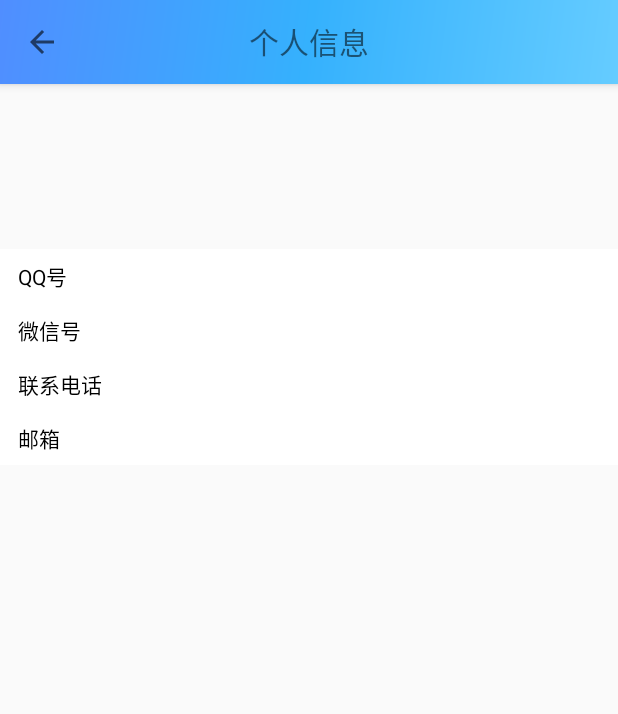
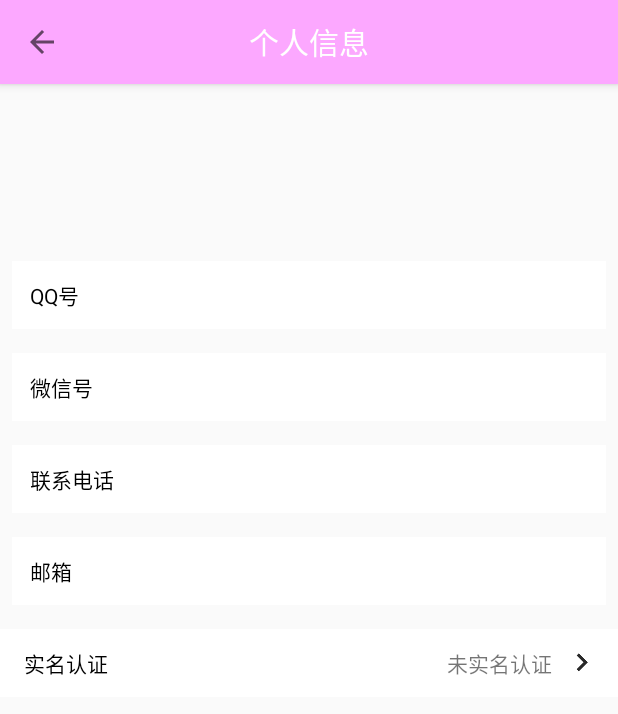
Before and after one commit to LinZong/FindLostThings, an Android app: the ShowOrChangeUserInfo screen opened directly, with no data from a screen before it, on a phone screen of 412 x 824 dp. Shown: the top 714 px of the screen. Run offline under Robolectric (Android 15) with nearby library versions, the phone set to English and light mode, and no system bars; our stand-ins replace CircleImageView; libraries missing offline, so code that uses them is left out: cn.jpush.android, com.tencent.connect, com.tencent.cos, com.tencent.qcloud, com.tencent.tauth and 1 more; pictures from the network do not load; 1 statement that could not run was skipped.

Commit message:
完成个人信息界面展示

```diff
--- a/app/src/main/java/misaka/nemesiss/com/findlostthings/Activity/ShowOrChangeUserInfo.java
+++ b/app/src/main/java/misaka/nemesiss/com/findlostthings/Activity/ShowOrChangeUserInfo.java
@@ -9,6 +9,7 @@ import android.widget.EditText;
 import android.widget.ImageView;
 import android.widget.Switch;
 import android.support.v7.widget.Toolbar;
+import android.widget.TextView;
 import com.bumptech.glide.Glide;
 import misaka.nemesiss.com.findlostthings.Application.FindLostThingsApplication;
 import misaka.nemesiss.com.findlostthings.Model.UserAccount;
@@ -29,11 +30,31 @@ public class ShowOrChangeUserInfo extends AppCompatActivity
         ConstraintLayout weChat=( ConstraintLayout)findViewById(R.id.weChat);
         ConstraintLayout tel=( ConstraintLayout)findViewById(R.id.tel);
         ConstraintLayout email=( ConstraintLayout)findViewById(R.id.email);
+        ConstraintLayout realNameAuthentication=(ConstraintLayout)findViewById(R.id.RealNameAuthentication);
+        TextView realNameText=(TextView)findViewById(R.id.realNameText);
+        ImageView imageView1=(ImageView)findViewById(R.id.imageView);
+
         UserAccount userAccount= FindLostThingsApplication.getUserService().getUserAccount();
         Glide.with(ShowOrChangeUserInfo.this)
                 .load(userAccount.getImageUrl())
                 .into(imageView);
         AppUtils.ToolbarShowReturnButton(this,toolbar);
+
+        int realPersonValid=FindLostThingsApplication.getUserService().getMyProfile().getRealPersonValid();
+        switch (realPersonValid)
+        {
+            case 0://未认证
+                realNameText.setText("未实名认证");
+                imageView1.setImageResource(R.drawable.ic_keyboard_arrow_right_black_24dp);
+                break;
+            case 1://已认证
+                realNameText.setText("实名认证成功");
+                break;
+            case 2://认证失败
+                realNameText.setText("实名认证失败");
+                imageView1.setImageResource(R.drawable.ic_keyboard_arrow_right_black_24dp);
+                break;
+        }
 
     }
 
@@ -48,4 +69,5 @@ public class ShowOrChangeUserInfo extends AppCompatActivity
         }
         return  true;
     }
+
 }
--- a/app/src/main/java/misaka/nemesiss/com/findlostthings/Services/User/UserService.java
+++ b/app/src/main/java/misaka/nemesiss/com/findlostthings/Services/User/UserService.java
@@ -44,6 +44,7 @@ public class UserService {
     public void setMyProfile(UserInformation myProfile) {
         MyProfile = myProfile;
     }
+
 
     public UserAccount getUserAccount() {
         return userAccount;
--- a/app/src/main/res/layout/activity_show_or_change_user_info.xml
+++ b/app/src/main/res/layout/activity_show_or_change_user_info.xml
@@ -2,7 +2,7 @@
 <LinearLayout
         xmlns:android="http://schemas.android.com/apk/res/android"
         xmlns:app="http://schemas.android.com/apk/res-auto"
-        android:orientation="vertical"
+        xmlns:tools="http://schemas.android.com/tools" android:orientation="vertical"
         android:layout_width="match_parent"
         android:layout_height="match_parent">
 
@@ -15,13 +15,14 @@
                 android:id="@+id/toolbar"
                 android:layout_width="match_parent"
                 android:layout_height="?attr/actionBarSize"
-                app:popupTheme="@style/ThemeOverlay.AppCompat.Light"
-                android:background="@drawable/toolbar_background_color">
+                app:popupTheme="@style/AppTheme"
+               >
 
             <TextView android:layout_width="wrap_content"
                       android:layout_height="wrap_content"
                       android:layout_gravity="center"
                       android:text="个人信息"
+                      android:textColor="#fff"
                       android:textSize="20sp"
             />
         </android.support.v7.widget.Toolbar>
@@ -39,11 +40,12 @@
 
 
     <android.support.constraint.ConstraintLayout android:layout_width="match_parent"
-                                                 android:layout_height="36dp"
+                                                 android:layout_height="45dp"
                                                  android:background="@drawable/setting_item_press_bg"
                                                  android:clickable="true"
                                                  android:focusable="true"
                                                  android:id="@+id/qq"
+                                                 android:layout_margin="8dp"
     >
         <TextView android:layout_width="wrap_content"
                   android:layout_height="wrap_content"
@@ -61,18 +63,20 @@
                 android:layout_weight="1"
                 android:textColor="#000"
                 android:background="@null"
-                android:textSize="16sp"
+                android:textSize="14sp"
                 app:layout_constraintEnd_toEndOf="parent" android:layout_marginEnd="8dp"
                 app:layout_constraintStart_toEndOf="@+id/textView14" android:layout_marginStart="8dp"
-                app:layout_constraintBottom_toBottomOf="parent" android:layout_marginBottom="8dp"/>
+                app:layout_constraintBottom_toBottomOf="parent" android:layout_marginBottom="8dp"
+                app:layout_constraintTop_toTopOf="parent" android:layout_marginTop="8dp"/>
     </android.support.constraint.ConstraintLayout>
 
     <android.support.constraint.ConstraintLayout android:layout_width="match_parent"
-                                                 android:layout_height="36dp"
+                                                 android:layout_height="45dp"
                                                  android:background="@drawable/setting_item_press_bg"
                                                  android:clickable="true"
                                                  android:focusable="true"
                                                  android:id="@+id/weChat"
+                                                 android:layout_margin="8dp"
     >
         <TextView android:layout_width="wrap_content"
                   android:layout_height="wrap_content"
@@ -90,18 +94,20 @@
                 android:layout_weight="1"
                 android:textColor="#000"
                 android:background="@null"
-                android:textSize="16sp"
+                android:textSize="14sp"
                 app:layout_constraintEnd_toEndOf="parent" android:layout_marginEnd="8dp"
                 app:layout_constraintStart_toEndOf="@+id/textView13" android:layout_marginStart="8dp"
-                app:layout_constraintBottom_toBottomOf="parent" android:layout_marginBottom="8dp"/>
+                app:layout_constraintBottom_toBottomOf="parent" android:layout_marginBottom="8dp"
+                app:layout_constraintTop_toTopOf="parent" android:layout_marginTop="8dp"/>
     </android.support.constraint.ConstraintLayout>
 
     <android.support.constraint.ConstraintLayout android:layout_width="match_parent"
-                                                 android:layout_height="36dp"
+                                                 android:layout_height="45dp"
                                                  android:background="@drawable/setting_item_press_bg"
                                                  android:clickable="true"
                                                  android:focusable="true"
                                                  android:id="@+id/tel"
+                                                 android:layout_margin="8dp"
     >
         <TextView android:layout_width="wrap_content"
                   android:layout_height="wrap_content"
@@ -115,22 +121,24 @@
         <EditText
                 android:id="@+id/phone_number"
                 android:layout_width="0dp"
-                android:layout_height="wrap_content"
+                android:layout_height="16dp"
                 android:layout_weight="1"
                 android:textColor="#000"
-                android:textSize="16sp"
+                android:textSize="14sp"
                 android:background="@null"
                 app:layout_constraintEnd_toEndOf="parent" android:layout_marginEnd="8dp"
                 app:layout_constraintStart_toEndOf="@+id/textView10" android:layout_marginStart="8dp"
-                app:layout_constraintBottom_toBottomOf="parent" android:layout_marginBottom="8dp"/>
+                app:layout_constraintBottom_toBottomOf="parent" android:layout_marginBottom="8dp"
+                app:layout_constraintTop_toTopOf="parent" android:layout_marginTop="8dp"/>
     </android.support.constraint.ConstraintLayout>
 
     <android.support.constraint.ConstraintLayout android:layout_width="match_parent"
-                                                 android:layout_height="36dp"
+                                                 android:layout_height="45dp"
                                                  android:background="@drawable/setting_item_press_bg"
                                                  android:clickable="true"
                                                  android:focusable="true"
                                                  android:id="@+id/email"
+                                                 android:layout_margin="8dp"
     >
         <TextView android:layout_width="wrap_content"
                   android:layout_height="wrap_content"
@@ -148,10 +156,44 @@
                 android:layout_weight="1"
                 android:textColor="#000"
                 android:background="@null"
-                android:textSize="16sp"
+                android:textSize="14sp"
                 app:layout_constraintEnd_toEndOf="parent" android:layout_marginEnd="8dp"
                 app:layout_constraintStart_toEndOf="@+id/textView12" android:layout_marginStart="8dp"
-                app:layout_constraintBottom_toBottomOf="parent" android:layout_marginBottom="8dp"/>
+                app:layout_constraintBottom_toBottomOf="parent" android:layout_marginBottom="8dp"
+                app:layout_constraintTop_toTopOf="parent" android:layout_marginTop="8dp"/>
+    </android.support.constraint.ConstraintLayout>
+
+    <android.support.constraint.ConstraintLayout android:layout_width="match_parent"
+                                                 android:layout_height="45dp"
+                                                 android:background="@drawable/setting_item_press_bg"
+                                                 android:clickable="true"
+                                                 android:focusable="true"
+                                                 android:layout_marginTop="8dp"
+                                                 android:id="@+id/RealNameAuthentication"
+    >
+        <TextView android:layout_width="wrap_content"
+                  android:layout_height="wrap_content"
+                  android:textSize="14sp"
+                  android:text="实名认证"
+                  android:textColor="#000"
+                  android:layout_marginBottom="8dp" app:layout_constraintBottom_toBottomOf="parent"
+                  app:layout_constraintStart_toStartOf="parent" android:layout_marginStart="16dp"
+                  app:layout_constraintTop_toTopOf="parent" android:layout_marginTop="8dp"/>
+        <ImageView android:layout_width="wrap_content"
+                   android:layout_height="wrap_content"
+                   app:layout_constraintTop_toTopOf="parent"
+                   app:layout_constraintEnd_toEndOf="parent"
+                   android:layout_marginEnd="12dp"
+                   android:layout_marginTop="8dp"
+                   app:layout_constraintBottom_toBottomOf="parent"
+                   android:layout_marginBottom="8dp" android:id="@+id/imageView"/>
+        <TextView
+                android:layout_width="wrap_content"
+                android:layout_height="wrap_content"
+                android:id="@+id/realNameText"
+                app:layout_constraintBottom_toBottomOf="parent" app:layout_constraintTop_toTopOf="parent"
+                android:layout_marginTop="8dp" android:layout_marginBottom="8dp"
+                app:layout_constraintEnd_toEndOf="@+id/imageView" android:layout_marginEnd="32dp"/>
     </android.support.constraint.ConstraintLayout>
 
 </LinearLayout>
```
